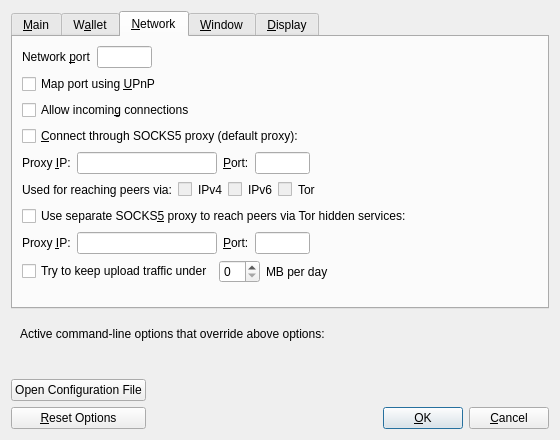
quantumbitcoin/bitcoin, file src/qt/forms/optionsdialog.ui: the form before one commit.
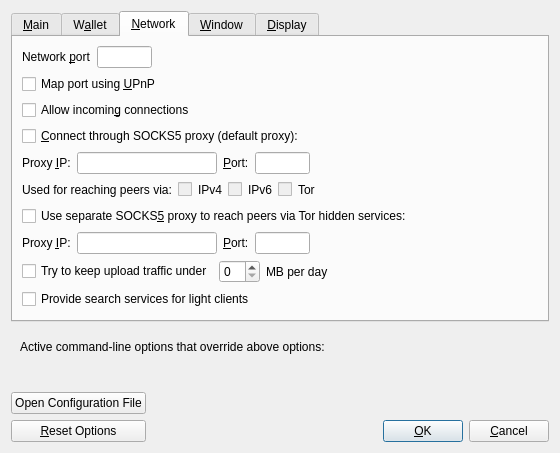
The form after the commit. The open tabs and pages were chosen to show the change. Custom widgets are drawn as their Qt base class.

Commit message: Qt/Options: Expose peerbloomfilters in GUI using rwconf

Patch:
```diff
--- a/src/qt/forms/optionsdialog.ui
+++ b/src/qt/forms/optionsdialog.ui
@@ -636,6 +636,16 @@
          </item>
         </layout>
        </item>
+       <item>
+        <widget class="QCheckBox" name="peerbloomfilters">
+         <property name="toolTip">
+          <string>Support filtering of blocks and transaction with bloom filters</string>
+         </property>
+         <property name="text">
+          <string>Provide search services for light clients</string>
+         </property>
+        </widget>
+       </item>
        <item>
         <spacer name="verticalSpacer_Network">
          <property name="orientation">
```
The commit also changes 3 other files.
